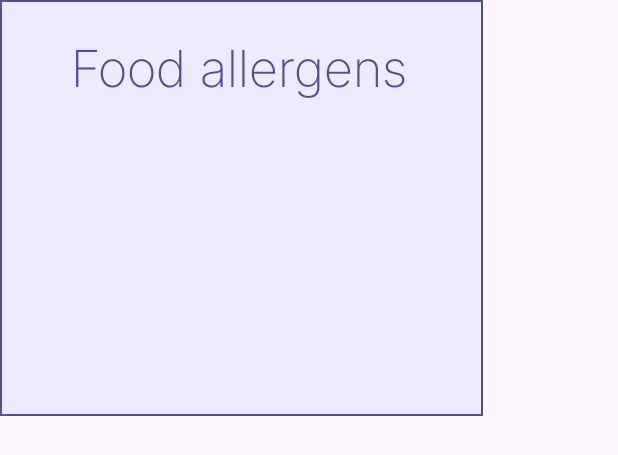
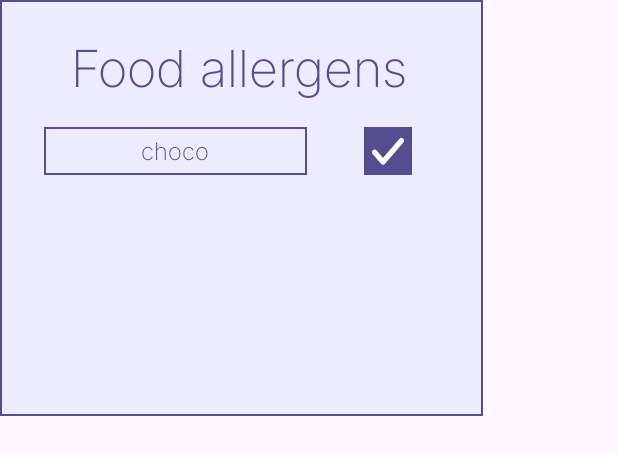
Before and after one commit to Sug4chy/ReceipeApp, an Android app: the layout popup_allergens.xml on its own in the app's theme, with its tools: preview values and no code run, on a phone screen of 412 x 824 dp. Shown: the top 455 px of the screen. Run offline under Robolectric (Android 15) with nearby library versions, the phone set to English and light mode, and no system bars.

Commit message:
Добавил визуал для сохранения нового аллергена (поле ввода и кнопку)

```diff
--- a/app/src/main/java/ru/sug4chy/receipe_app/ui/main/MainFragment.kt
+++ b/app/src/main/java/ru/sug4chy/receipe_app/ui/main/MainFragment.kt
@@ -23,7 +23,7 @@ class MainFragment : Fragment(R.layout.fragment_main) {
                 popupView.root,
                 LinearLayout.LayoutParams.WRAP_CONTENT,
                 LinearLayout.LayoutParams.WRAP_CONTENT,
-                false
+                true
             ).showAtLocation(view, Gravity.CENTER, 0, 0)
         }
     }
--- /dev/null
+++ b/app/src/main/res/drawable/add_allergen_btn_bg.xml
@@ -0,0 +1,5 @@
+<?xml version="1.0" encoding="utf-8"?>
+<shape xmlns:android="http://schemas.android.com/apk/res/android">
+
+    <solid android:color="@color/main_text_color" />
+</shape>
--- /dev/null
+++ b/app/src/main/res/drawable/add_allergen_btn_img.xml
@@ -0,0 +1,15 @@
+<vector xmlns:android="http://schemas.android.com/apk/res/android"
+    android:width="21.11dp"
+    android:height="18.47125dp"
+    android:viewportWidth="24"
+    android:viewportHeight="21">
+
+    <path
+        android:fillColor="#00000000"
+        android:pathData="M22,2.75L8.25,18.792L2,11.5"
+        android:strokeWidth="4"
+        android:strokeColor="#ffffff"
+        android:strokeLineCap="round"
+        android:strokeLineJoin="round" />
+
+</vector>
--- a/app/src/main/res/layout/popup_allergens.xml
+++ b/app/src/main/res/layout/popup_allergens.xml
@@ -21,4 +21,42 @@
         android:textSize="34sp"
         tools:text="@string/allergens_popup_title" />
 
+    <LinearLayout
+        android:layout_width="wrap_content"
+        android:layout_height="wrap_content"
+        android:layout_marginStart="29.5dp"
+        android:layout_marginTop="15dp"
+        android:orientation="horizontal">
+
+        <EditText
+            android:id="@+id/add_allergen_text_field"
+            android:layout_width="wrap_content"
+            android:layout_height="wrap_content"
+            android:background="@drawable/shp_popup_allergens_bg"
+            android:focusable="true"
+            android:focusableInTouchMode="true"
+            android:fontFamily="@font/inter"
+            android:hint="@string/add_allergen_text_field_hint"
+            android:importantForAutofill="no"
+            android:inputType="text"
+            android:lineHeight="19dp"
+            android:minWidth="175dp"
+            android:minHeight="32dp"
+            android:textAlignment="center"
+            android:textColor="@color/main_text_color"
+            android:textColorHint="@color/hint_color"
+            android:textSize="16sp"
+            tools:text="choco" />
+
+        <ImageButton
+            android:id="@+id/add_allergen_btn"
+            android:layout_width="32dp"
+            android:layout_height="32dp"
+            android:layout_marginStart="38dp"
+            android:background="@drawable/add_allergen_btn_bg"
+            android:contentDescription="@string/add_allergen_btn_content_description"
+            android:src="@drawable/add_allergen_btn_img" />
+
+    </LinearLayout>
+
 </LinearLayout>
--- a/app/src/main/res/values/colors.xml
+++ b/app/src/main/res/values/colors.xml
@@ -4,4 +4,5 @@
     <color name="white">#FFFFFFFF</color>
     <color name="main_text_color">#FF544D8F</color>
     <color name="main_bg_color">#FFECEBFF</color>
+    <color name="hint_color">#FFAAAAAA</color>
 </resources>
--- a/app/src/main/res/values/strings.xml
+++ b/app/src/main/res/values/strings.xml
@@ -1,4 +1,6 @@
 <resources>
     <string name="app_name">Receipe-app</string>
     <string name="allergens_popup_title">Food allergens</string>
+    <string name="add_allergen_text_field_hint">Enter allergen name…</string>
+    <string name="add_allergen_btn_content_description">Save allergen</string>
 </resources>
```
Also changed, not shown: 1 other file.
